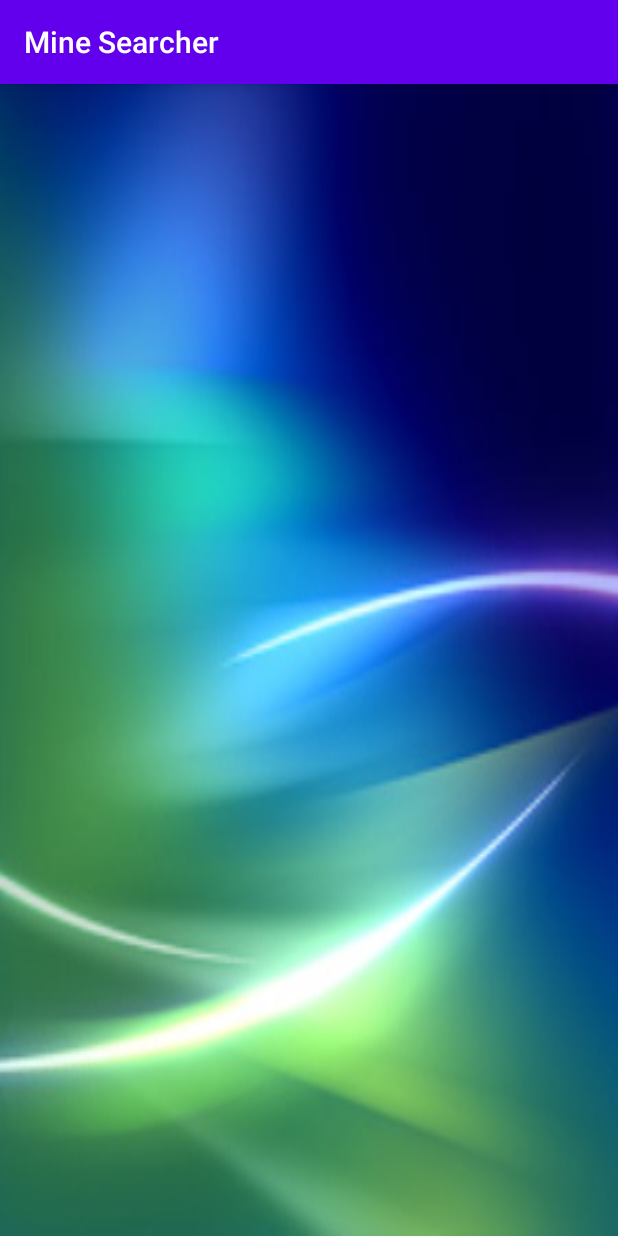
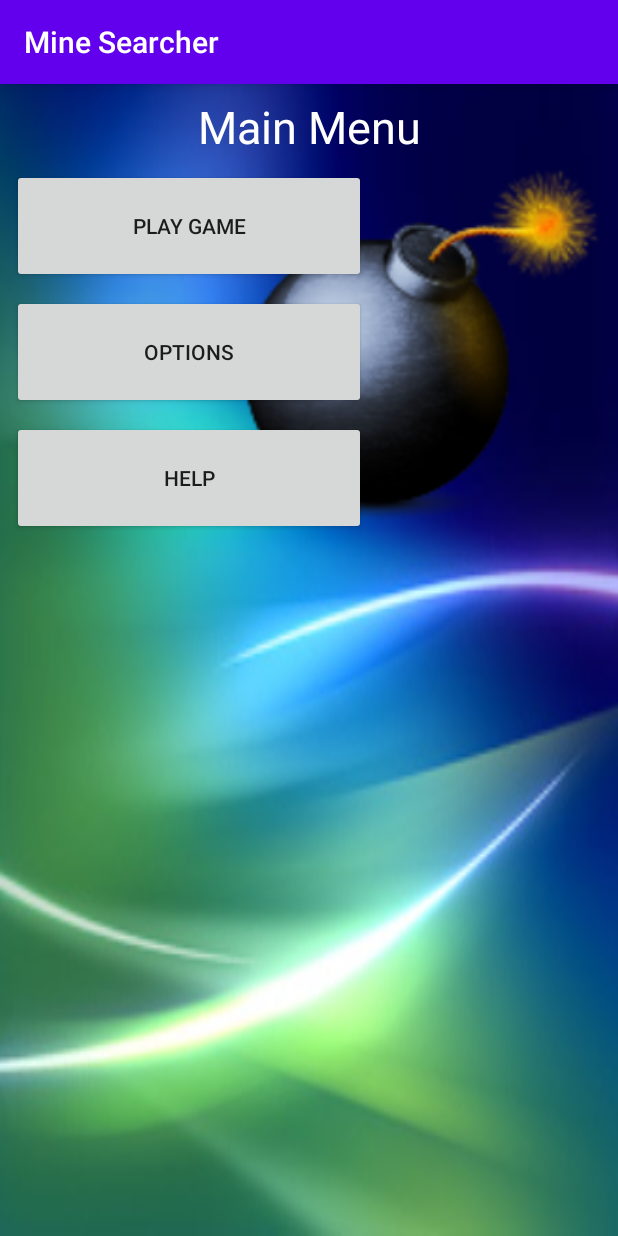
Before and after one commit to IvanPavlyk/mine_sweeper_android, an Android app: the MenuActivity screen opened directly, with no data from a screen before it, on a phone screen of 412 x 824 dp. Run offline under Robolectric (Android 15) with nearby library versions, the phone set to English and light mode, and no system bars.

Commit message:
Fourth Commit: set up all of the initial items on the Main menu screen(without any functional background yet)

```diff
--- a/app/src/main/res/layout/activity_menu.xml
+++ b/app/src/main/res/layout/activity_menu.xml
@@ -7,4 +7,56 @@
     tools:context=".MenuActivity"
     android:background="@drawable/background_image_fraser">
 
+    <TextView
+        android:id="@+id/textMenu"
+        android:layout_width="wrap_content"
+        android:layout_height="wrap_content"
+        android:layout_marginTop="8dp"
+        android:text="@string/main_menu_text"
+        android:textColor="#FFFFFF"
+        android:textSize="30sp"
+        app:layout_constraintEnd_toEndOf="parent"
+        app:layout_constraintStart_toStartOf="parent"
+        app:layout_constraintTop_toTopOf="parent" />
+
+    <ImageView
+        android:id="@+id/imageView"
+        android:layout_width="247dp"
+        android:layout_height="241dp"
+        android:layout_marginTop="8dp"
+        android:layout_marginEnd="8dp"
+        app:layout_constraintEnd_toEndOf="parent"
+        app:layout_constraintTop_toBottomOf="@+id/textMenu"
+        app:srcCompat="@drawable/mine_menu"
+        android:contentDescription="@string/mine_image_menu_description" />
+
+    <Button
+        android:id="@+id/buttonPlayGame"
+        android:layout_width="236dp"
+        android:layout_height="76dp"
+        android:layout_marginStart="8dp"
+        android:layout_marginTop="8dp"
+        android:text="@string/play_game_button_text"
+        app:layout_constraintStart_toStartOf="parent"
+        app:layout_constraintTop_toBottomOf="@+id/textMenu" />
+
+    <Button
+        android:id="@+id/buttonOptions"
+        android:layout_width="236dp"
+        android:layout_height="76dp"
+        android:layout_marginStart="8dp"
+        android:layout_marginTop="8dp"
+        android:text="@string/options_button_text"
+        app:layout_constraintStart_toStartOf="parent"
+        app:layout_constraintTop_toBottomOf="@+id/buttonPlayGame" />
+
+    <Button
+        android:id="@+id/buttonHelp"
+        android:layout_width="236dp"
+        android:layout_height="76dp"
+        android:layout_marginStart="8dp"
+        android:layout_marginTop="8dp"
+        android:text="@string/help_button_text"
+        app:layout_constraintStart_toStartOf="parent"
+        app:layout_constraintTop_toBottomOf="@+id/buttonOptions" />
 </androidx.constraintlayout.widget.ConstraintLayout>
--- a/app/src/main/res/values/strings.xml
+++ b/app/src/main/res/values/strings.xml
@@ -4,4 +4,9 @@
     <string name="author_name">by Ivan Pavlyk</string>
     <string name="button_skip_text">Skip</string>
     <string name="image_mine_description">Image of the mine</string>
+    <string name="main_menu_text">Main Menu</string>
+    <string name="play_game_button_text">Play Game</string>
+    <string name="options_button_text">Options</string>
+    <string name="help_button_text">Help</string>
+    <string name="mine_image_menu_description">image shows the mine</string>
 </resources>
```
Also changed, not shown: app/src/main/res/drawable/mine_menu.png (added).
